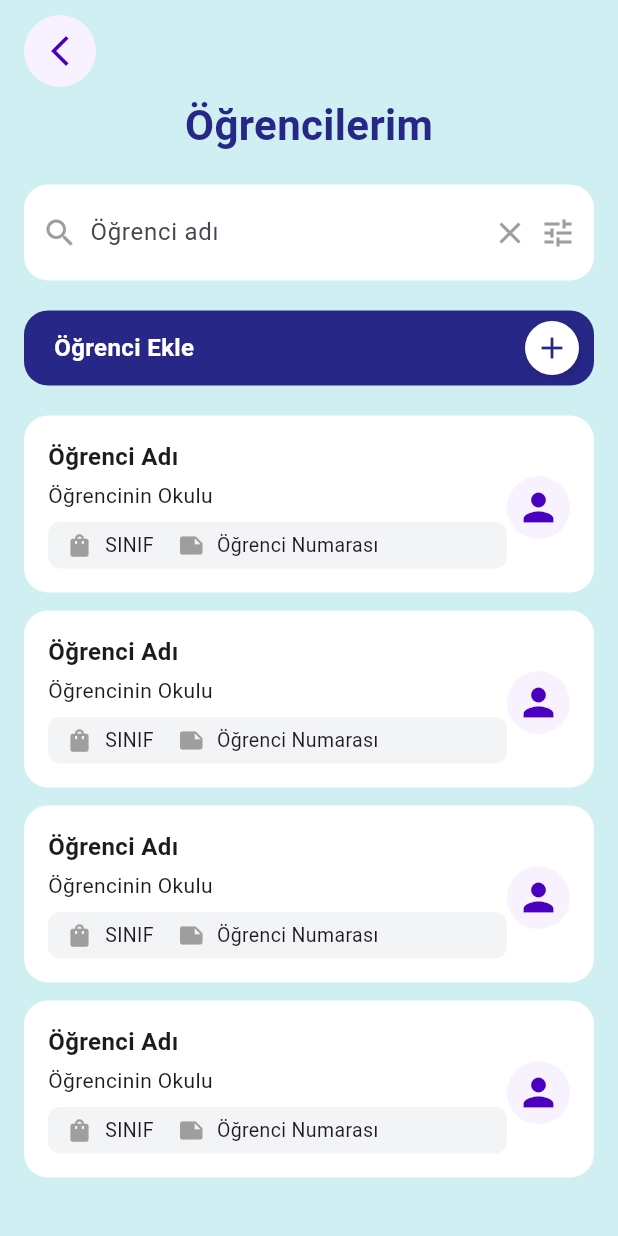
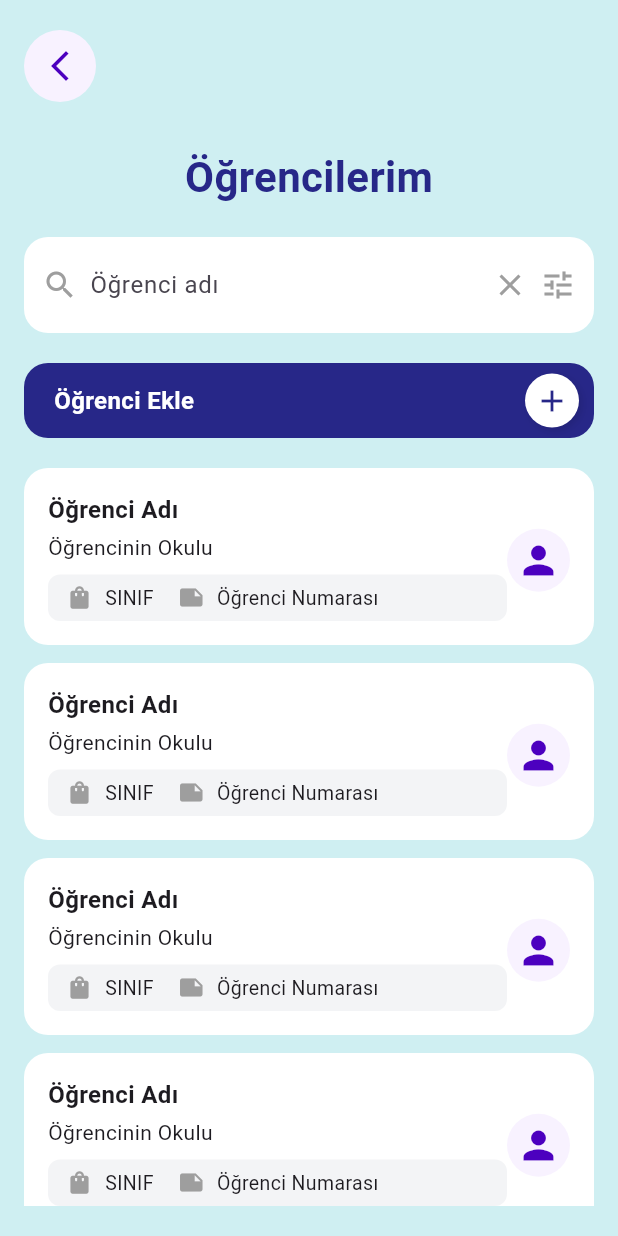
Before and after one commit to cansuyildirimmm/Smart-Edu, a Flutter app: the screen it shows after launch, after a tap on "Öğrencilerim", on a phone screen of 412 x 824 dp. Run offline on Flutter 3.47's test engine with Material 3 defaults, Android fonts, the phone set to English and light mode, and no system bars; our stand-ins replace curved_navigation_bar.

Commit message:
TAddStudent.dart, TMainMenuScreen.dart ve TMyStudentss.dart dosyalarında düzenlemeler yapıldı

```diff
--- a/lib/screens/TMainMenuScreen.dart
+++ b/lib/screens/TMainMenuScreen.dart
@@ -148,10 +148,10 @@ class _TeacherMenuScreenState extends State<TeacherMenuScreen> {
         if (title == "Öğrencilerim") {
           Navigator.push(
             context,
-            MaterialPageRoute(builder: (context) => TMyStudentss()), // TMyStudentss sayfasını aç
+            MaterialPageRoute(builder: (context) => TMyStudentss()),
           );
         }
-        // Diğer butonlar için de benzer işlemleri ekleyebilirsin.
+
       },
       child: Container(
         width: MediaQuery.of(context).size.width * 0.4,
--- a/lib/screens/TMyStudentss.dart
+++ b/lib/screens/TMyStudentss.dart
@@ -1,5 +1,5 @@
 import 'package:flutter/material.dart';
-import 'TAddStudent.dart'; // TAddStudent sayfasını import et
+import 'TAddStudent.dart';
 
 class TMyStudentss extends StatelessWidget {
   const TMyStudentss({super.key});
@@ -10,7 +10,7 @@ class TMyStudentss extends StatelessWidget {
       backgroundColor: const Color(0xFFCFEFF2),
       body: SafeArea(
         child: Padding(
-          padding: const EdgeInsets.symmetric(horizontal: 16.0, vertical: 10),
+          padding: const EdgeInsets.symmetric(horizontal: 16.0, vertical: 20),
           child: Column(
             children: [
               // Geri Butonu
@@ -18,12 +18,12 @@ class TMyStudentss extends StatelessWidget {
                 alignment: Alignment.topLeft,
                 child: Container(
                   decoration: const BoxDecoration(
-                    color: Color(0xFFF8F2FF), // Yuvarlak çerçeve rengi
+                    color: Color(0xFFF8F2FF),
                     shape: BoxShape.circle,
                   ),
                   child: IconButton(
                     icon: const Icon(Icons.arrow_back_ios_new),
-                    color: Color(0xFF4C00BF), // Geri tuşunun rengi
+                    color: Color(0xFF4C00BF),
                     onPressed: () {
                       Navigator.pop(context);
                     },
@@ -31,7 +31,7 @@ class TMyStudentss extends StatelessWidget {
                 ),
               ),
 
-              const SizedBox(height: 5),
+              const SizedBox(height: 30),
 
               // Başlık
               const Center(
@@ -161,12 +161,12 @@ class TMyStudentss extends StatelessWidget {
                                 const SizedBox(height: 4),
                                 const Text("Öğrencinin Okulu"),
                                 const SizedBox(height: 8),
-                                // Sınıf ve Öğrenci Numarası kutusu
+
                                 Container(
                                   padding: const EdgeInsets.symmetric(
                                       horizontal: 12, vertical: 6),
                                   decoration: BoxDecoration(
-                                    color: const Color(0xFFF3F4F6), // Sınıf kutusu arka plan rengi
+                                    color: const Color(0xFFF3F4F6),
                                     borderRadius: BorderRadius.circular(8),
                                   ),
                                   child: Row(
@@ -198,20 +198,20 @@ class TMyStudentss extends StatelessWidget {
                               ],
                             ),
                           ),
-                          // Profil ikonu yuvarlak içinde
+
                           Column(
                             children: [
                               Container(
                                 margin: const EdgeInsets.only(top: 5),
                                 decoration: const BoxDecoration(
-                                  color: Color(0xFFF8F2FF), // Yuvarlak çerçeve rengi
+                                  color: Color(0xFFF8F2FF),
                                   shape: BoxShape.circle,
                                 ),
                                 child: const Padding(
                                   padding: EdgeInsets.all(6),
                                   child: Icon(
                                     Icons.person,
-                                    color: Color(0xFF4C00BF), // Profil ikonunun rengi
+                                    color: Color(0xFF4C00BF),
                                     size: 30,
                                   ),
                                 ),
```
Also changed, not shown: lib/screens/TAddStudent.dart (+15 -13 lines).
